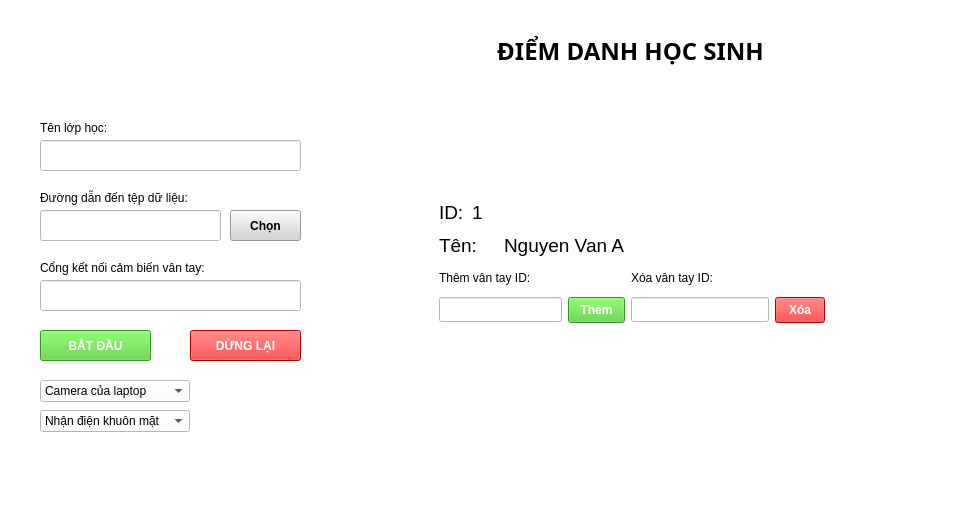
Old version of the form res/main_layout.ui in the repository mellivora24/RegisterDesktopAPP.
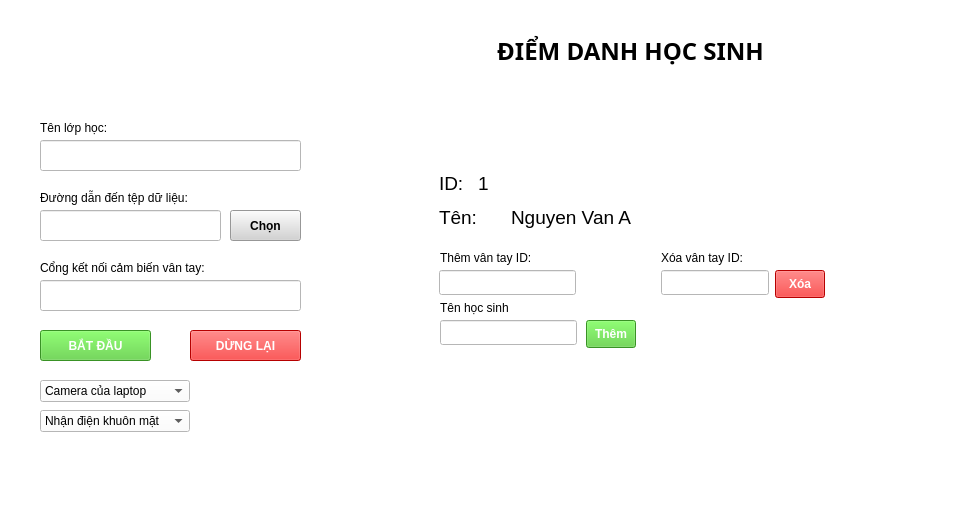
New version of the form.

The edit to the form file:
```diff
--- a/res/main_layout.ui
+++ b/res/main_layout.ui
@@ -307,21 +307,33 @@
     <property name="geometry">
      <rect>
       <x>430</x>
-      <y>190</y>
+      <y>160</y>
       <width>404</width>
-      <height>142</height>
+      <height>201</height>
      </rect>
     </property>
-    <layout class="QGridLayout" name="fingerPrintLayout">
-     <item row="2" column="0" colspan="3">
       <widget class="QLabel" name="addFingerTitle">
+     <property name="geometry">
+      <rect>
+       <x>10</x>
+       <y>90</y>
+       <width>99</width>
+       <height>16</height>
+      </rect>
+     </property>
        <property name="text">
         <string>Thêm vân tay ID:</string>
        </property>
       </widget>
-     </item>
-     <item row="1" column="2" colspan="2">
       <widget class="QLabel" name="nameValue">
+     <property name="geometry">
+      <rect>
+       <x>81</x>
+       <y>43</y>
+       <width>144</width>
+       <height>28</height>
+      </rect>
+     </property>
        <property name="font">
         <font>
          <pointsize>14</pointsize>
@@ -331,9 +343,15 @@
         <string>Nguyen Van A</string>
        </property>
       </widget>
-     </item>
-     <item row="3" column="3">
       <widget class="QPushButton" name="addFingerButton">
+     <property name="geometry">
+      <rect>
+       <x>156</x>
+       <y>160</y>
+       <width>50</width>
+       <height>28</height>
+      </rect>
+     </property>
        <property name="minimumSize">
         <size>
          <width>50</width>
@@ -363,9 +381,15 @@
         <string>Thêm</string>
        </property>
       </widget>
-     </item>
-     <item row="3" column="5">
       <widget class="QPushButton" name="deleteFingerButton">
+     <property name="geometry">
+      <rect>
+       <x>345</x>
+       <y>110</y>
+       <width>50</width>
+       <height>28</height>
+      </rect>
+     </property>
        <property name="minimumSize">
         <size>
          <width>50</width>
@@ -396,9 +420,15 @@
         <string>Xóa</string>
        </property>
       </widget>
-     </item>
-     <item row="1" column="0" colspan="2">
       <widget class="QLabel" name="nameTitle">
+     <property name="geometry">
+      <rect>
+       <x>9</x>
+       <y>43</y>
+       <width>46</width>
+       <height>28</height>
+      </rect>
+     </property>
        <property name="font">
         <font>
          <pointsize>14</pointsize>
@@ -408,16 +438,28 @@
         <string>Tên:</string>
        </property>
       </widget>
-     </item>
-     <item row="2" column="4">
       <widget class="QLabel" name="deleteFingerTitle">
+     <property name="geometry">
+      <rect>
+       <x>231</x>
+       <y>90</y>
+       <width>88</width>
+       <height>16</height>
+      </rect>
+     </property>
        <property name="text">
         <string>Xóa vân tay ID:</string>
        </property>
       </widget>
-     </item>
-     <item row="0" column="1" colspan="3">
       <widget class="QLabel" name="idValue">
+     <property name="geometry">
+      <rect>
+       <x>48</x>
+       <y>9</y>
+       <width>16</width>
+       <height>28</height>
+      </rect>
+     </property>
        <property name="font">
         <font>
          <pointsize>14</pointsize>
@@ -427,9 +469,15 @@
         <string>1</string>
        </property>
       </widget>
-     </item>
-     <item row="3" column="4">
       <widget class="QLineEdit" name="deleteFingerIDInput">
+     <property name="geometry">
+      <rect>
+       <x>231</x>
+       <y>110</y>
+       <width>108</width>
+       <height>25</height>
+      </rect>
+     </property>
        <property name="minimumSize">
         <size>
          <width>0</width>
@@ -437,9 +485,15 @@
         </size>
        </property>
       </widget>
-     </item>
-     <item row="0" column="0">
       <widget class="QLabel" name="IDTitle">
+     <property name="geometry">
+      <rect>
+       <x>9</x>
+       <y>9</y>
+       <width>33</width>
+       <height>28</height>
+      </rect>
+     </property>
        <property name="font">
         <font>
          <pointsize>14</pointsize>
@@ -449,9 +503,15 @@
         <string>ID:</string>
        </property>
       </widget>
-     </item>
-     <item row="3" column="0" colspan="3">
       <widget class="QLineEdit" name="addFingerIDInput">
+     <property name="geometry">
+      <rect>
+       <x>9</x>
+       <y>110</y>
+       <width>137</width>
+       <height>25</height>
+      </rect>
+     </property>
        <property name="minimumSize">
         <size>
          <width>0</width>
@@ -459,8 +519,35 @@
         </size>
        </property>
       </widget>
-     </item>
-    </layout>
+    <widget class="QLineEdit" name="studentNameInput">
+     <property name="geometry">
+      <rect>
+       <x>10</x>
+       <y>160</y>
+       <width>137</width>
+       <height>25</height>
+      </rect>
+     </property>
+     <property name="minimumSize">
+      <size>
+       <width>0</width>
+       <height>25</height>
+      </size>
+     </property>
+    </widget>
+    <widget class="QLabel" name="studentNameTitle">
+     <property name="geometry">
+      <rect>
+       <x>10</x>
+       <y>140</y>
+       <width>99</width>
+       <height>16</height>
+      </rect>
+     </property>
+     <property name="text">
+      <string>Tên học sinh</string>
+     </property>
+    </widget>
    </widget>
   </widget>
  </widget>
```
Lines whose indentation alone changed are shown as unchanged.
